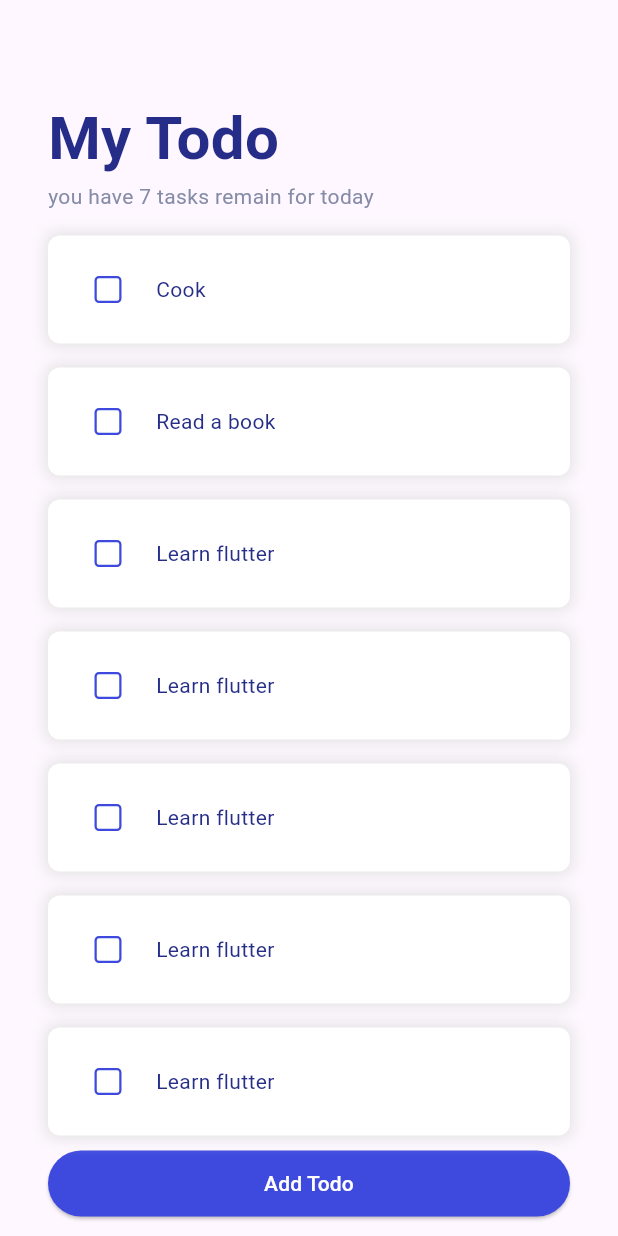
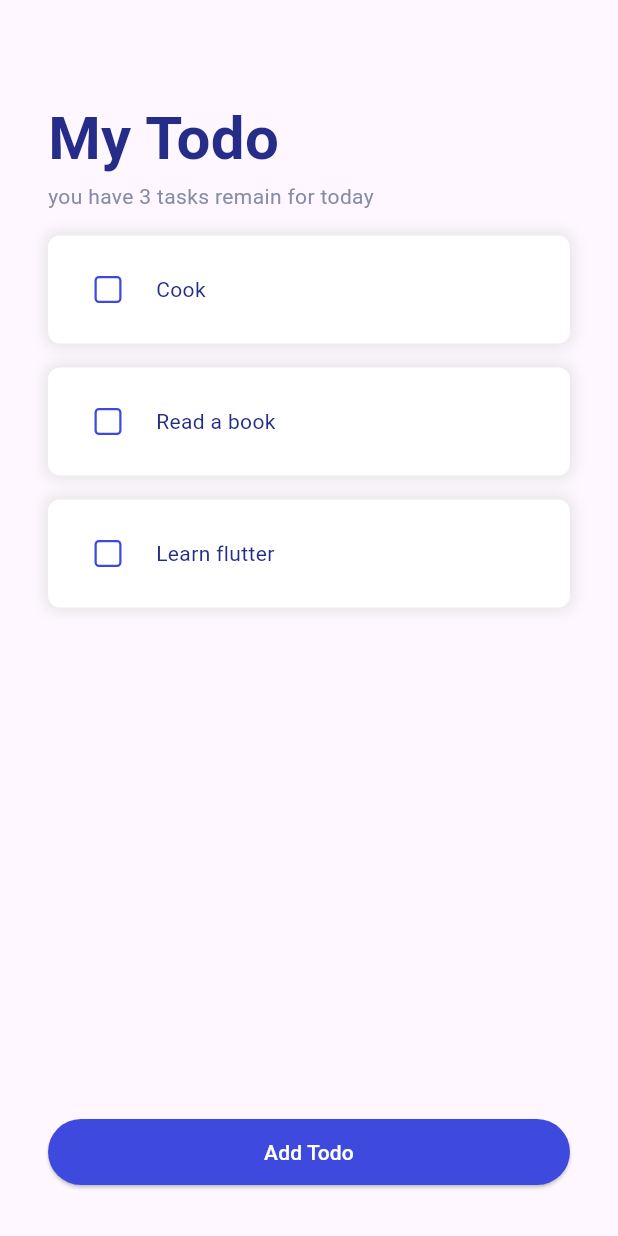
Before and after one commit to aphiratnimanussonkul/todo-app, a Flutter app: the TodoPage screen opened by its route, on a phone screen of 412 x 824 dp. Run offline on Flutter 3.47's test engine with Material 2 defaults, Android fonts, the phone set to English and light mode, and no system bars.

Commit message:
[Todo] handle bottom button

```diff
--- a/lib/pages/todo.dart
+++ b/lib/pages/todo.dart
@@ -14,10 +14,6 @@ class _TodoPageState extends State<TodoPage> {
     Todo("Cook", false),
     Todo("Read a book", false),
     Todo("Learn flutter", false),
-    Todo("Learn flutter", false),
-    Todo("Learn flutter", false),
-    Todo("Learn flutter", false),
-    Todo("Learn flutter", false),
   ];
 
   onCheck(int index, bool check) {
@@ -31,28 +27,27 @@ class _TodoPageState extends State<TodoPage> {
     return Scaffold(
         body: Container(
       width: MediaQuery.sizeOf(context).width,
-      padding: const EdgeInsets.only(
-        top: 64,
-      ),
+      padding: const EdgeInsets.only(top: 64, bottom: 32),
       child: CustomScrollView(
         controller: scrollController,
         physics: const ClampingScrollPhysics(),
         slivers: [
           SliverList(
-            delegate: SliverChildListDelegate([
-              title(),
-              taskCount(),
-              const SizedBox(height: 8, width: 1),
-              ListView.builder(
-                scrollDirection: Axis.vertical,
-                shrinkWrap: true,
-                itemCount: todolist.length,
-                itemBuilder: (context, index) =>
-                    task(todolist[index], (check) => onCheck(index, check)),
-              )
-            ]),
+            delegate: SliverChildListDelegate(
+              [
+                title(),
+                taskCount(),
+                const SizedBox(height: 8, width: 1),
+                ...todolist.asMap().entries.map(
+                      (entry) => task(
+                        todolist[entry.key],
+                        (check) => onCheck(entry.key, check),
+                      ),
+                    )
+              ],
+            ),
           ),
-          SliverToBoxAdapter(
+          SliverFillRemaining(
             child: Column(
               mainAxisAlignment: MainAxisAlignment.end,
               children: [addTodoButton(context)],
```
